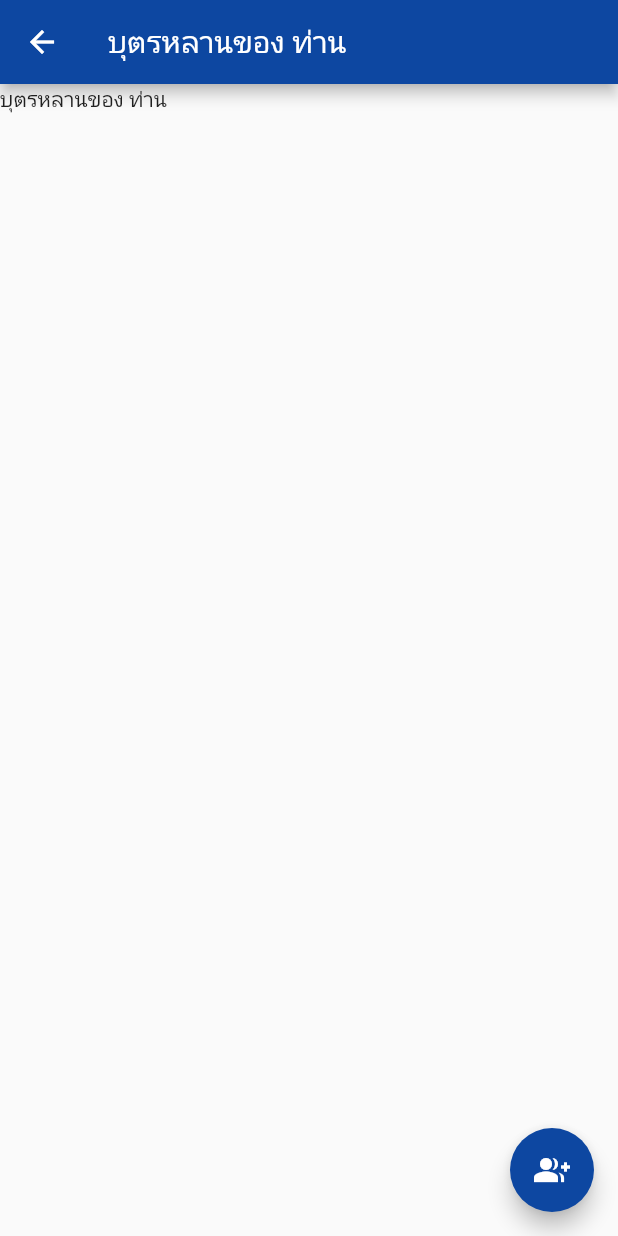
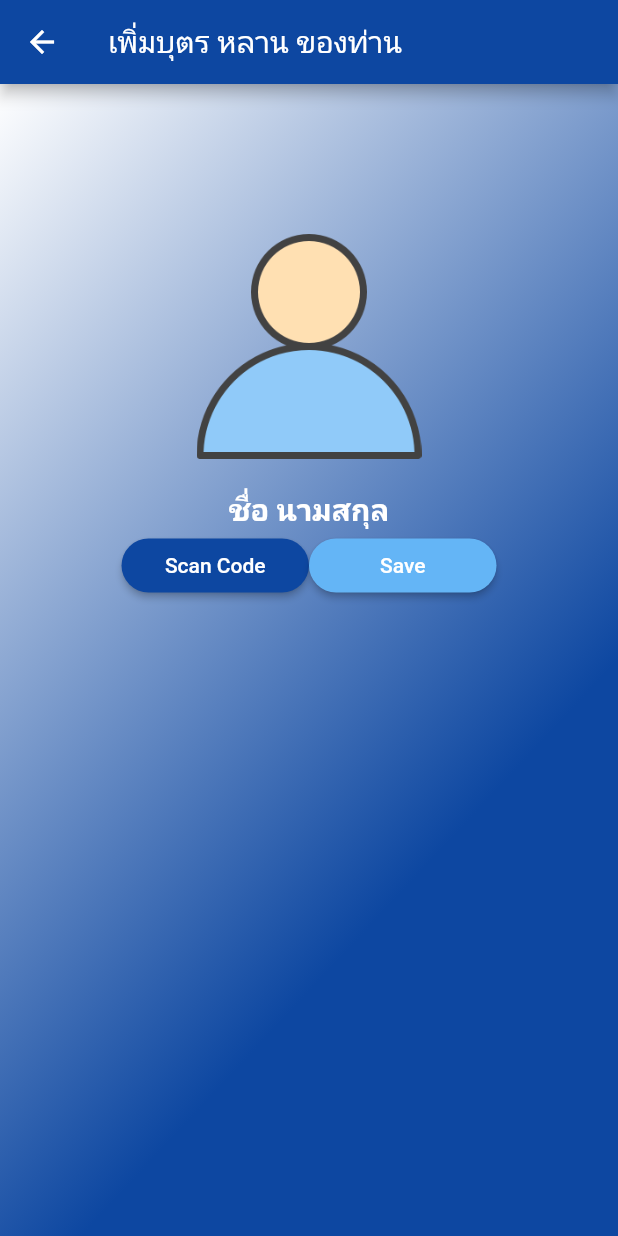
Before and after one commit to masterUNG/MariaAlertFlutter, a Flutter app: the ShowChildrenList screen opened directly, after a tap on the "group add" icon, on a phone screen of 412 x 824 dp. Run offline on Flutter 3.47's test engine with Material 2 defaults, Android fonts, the phone set to English and light mode, and no system bars; our stand-ins replace firebase_messaging, flutter_local_notifications, shared_preferences; missing offline and left inert: barcode_scan; accounts and stored records are empty.

Commit message:
QR near OK

```diff
--- /dev/null
+++ b/lib/screens/add_children.dart
@@ -0,0 +1,113 @@
+import 'package:flutter/material.dart';
+import 'package:barcode_scan/barcode_scan.dart';
+import 'dart:async';
+import 'package:flutter/services.dart';
+
+class AddChildren extends StatefulWidget {
+  @override
+  _AddChildrenState createState() => _AddChildrenState();
+}
+
+class _AddChildrenState extends State<AddChildren> {
+  String titleAppBar = 'เพิ่มบุตร หลาน ของท่าน';
+  String barcode = '';
+
+  Widget showName() {
+    return Text(
+      'ชื่อ นามสกุล',
+      style: TextStyle(
+          fontSize: 20.0, fontWeight: FontWeight.bold, color: Colors.white),
+    );
+  }
+
+  Widget scanButton() {
+    return RaisedButton(
+      shape: RoundedRectangleBorder(borderRadius: BorderRadius.circular(30.0)),
+      color: Colors.blue[900],
+      child: Text(
+        'Scan Code',
+        style: TextStyle(color: Colors.white),
+      ),
+      onPressed: () {
+        scanQR();
+        print('QRcode ==> $barcode');
+      },
+    );
+  }
+
+  Widget showAvata() {
+    return Image.asset('images/child.png');
+  }
+
+  Widget saveChildrenButton() {
+    return RaisedButton(
+      shape: RoundedRectangleBorder(borderRadius: BorderRadius.circular(30.0)),
+      color: Colors.blue[300],
+      child: Text(
+        'Save',
+        style: TextStyle(color: Colors.white),
+      ),
+      onPressed: () {},
+    );
+  }
+
+  Future scanQR() async {
+    try {
+      String barcode = await BarcodeScanner.scan();
+      setState(() => this.barcode = barcode);
+    } on PlatformException catch (e) {
+      if (e.code == BarcodeScanner.CameraAccessDenied) {
+        // The user did not grant the camera permission.
+      } else {
+        // Unknown error.
+      }
+    } on FormatException {
+      // User returned using the "back"-button before scanning anything.
+    } catch (e) {
+      // Unknown error.
+    }
+  }
+
+  @override
+  Widget build(BuildContext context) {
+    return Scaffold(
+      appBar: AppBar(
+        backgroundColor: Colors.blue[900],
+        title: Text(titleAppBar),
+      ),
+      body: Container(
+        decoration: BoxDecoration(
+            gradient: LinearGradient(
+                colors: [Colors.white, Colors.blue[900]],
+                begin: Alignment(-1, -1))),
+        padding: EdgeInsets.only(top: 100.0),
+        alignment: Alignment(0, -1),
+        child: Column(
+          children: <Widget>[
+            Container(
+              height: 150.0,
+              child: showAvata(),
+            ),
+            Container(
+              margin: EdgeInsets.only(top: 20.0),
+              child: showName(),
+            ),
+            Container(
+              width: 250.0,
+              child: Row(
+                children: <Widget>[
+                  Expanded(
+                    child: scanButton(),
+                  ),
+                  Expanded(
+                    child: saveChildrenButton(),
+                  )
+                ],
+              ),
+            )
+          ],
+        ),
+      ),
+    );
+  }
+}
--- a/lib/screens/show_children_list.dart
+++ b/lib/screens/show_children_list.dart
@@ -1,27 +1,60 @@
 import 'package:flutter/material.dart';
+import 'add_children.dart';
 
 class ShowChildrenList extends StatefulWidget {
   @override
   _ShowChildrenListState createState() => _ShowChildrenListState();
 }
 
-class _ShowChildrenListState extends State<ShowChildrenList> {
+class _ShowChildrenListState extends State<ShowChildrenList>
+    with WidgetsBindingObserver {
   String titleAppBar = 'บุตรหลานของ ท่าน';
 
   @override
+  void initState() {
+    // TODO: implement initState
+    super.initState();
+    WidgetsBinding.instance.addObserver(this);
+    print('initState Work');
+  }
+
+  @override
+  void dispose() {
+    // TODO: implement dispose
+    WidgetsBinding.instance.removeObserver(this);
+    super.dispose();
+  }
+
+  AppLifecycleState _notification;
+
+  @override
+  void didChangeAppLifecycleState(AppLifecycleState state) {
+    // TODO: implement didChangeAppLifecycleState
+    super.didChangeAppLifecycleState(state);
+    setState(() {
+      _notification = state;
+    });
+  }
+
+  @override
   Widget build(BuildContext context) {
+    print("_appLiftcycleState ==> $_notification");
     return Scaffold(
       appBar: AppBar(
         backgroundColor: Colors.blue[900],
         title: Text(titleAppBar),
       ),
-      floatingActionButton: FloatingActionButton(backgroundColor: Colors.blue[900],
+      floatingActionButton: FloatingActionButton(
+        backgroundColor: Colors.blue[900],
         child: Icon(Icons.group_add),
         onPressed: () {
           print('You click Add');
+          var addChildrenRoute = MaterialPageRoute(
+              builder: (BuildContext context) => AddChildren());
+          Navigator.of(context).push(addChildrenRoute);
         },
       ),
-      body: Text(titleAppBar),
+      body: Text('_appLiftcycleState ==> $_notification'),
     );
   }
 }
--- a/pubspec.yaml
+++ b/pubspec.yaml
@@ -29,6 +29,7 @@ dependencies:
   shared_preferences: ^0.5.2
   flutter_local_notifications: ^0.6.1
   cached_network_image: ^0.7.0
+  barcode_scan: ^1.0.0
 
 dev_dependencies:
   flutter_test:
@@ -49,7 +50,7 @@ flutter:
   # To add assets to your application, add an assets section, like this:
   assets:
    - images/logo1.png
-  #  - images/a_dot_ham.jpeg
+   - images/child.png
 
   # An image asset can refer to one or more resolution-specific "variants", see
   # https://flutter.io/assets-and-images/#resolution-aware.
```
Also changed, not shown: lib/screens/show_news_list.dart (+30 -4 lines), images/child.png (added), pubspec.lock, 5 other files.
